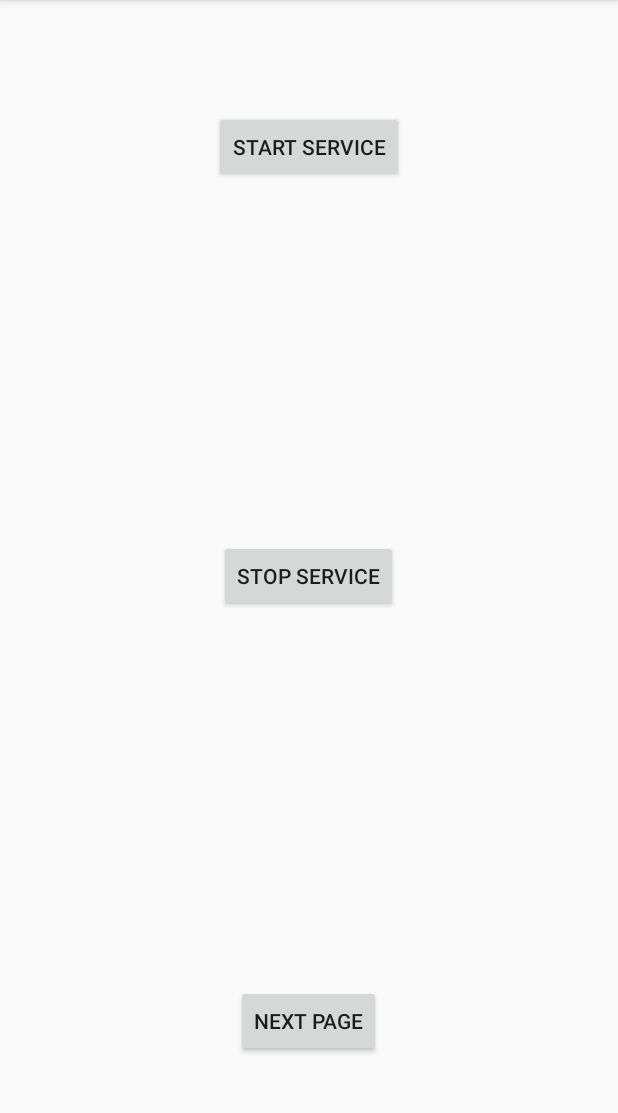
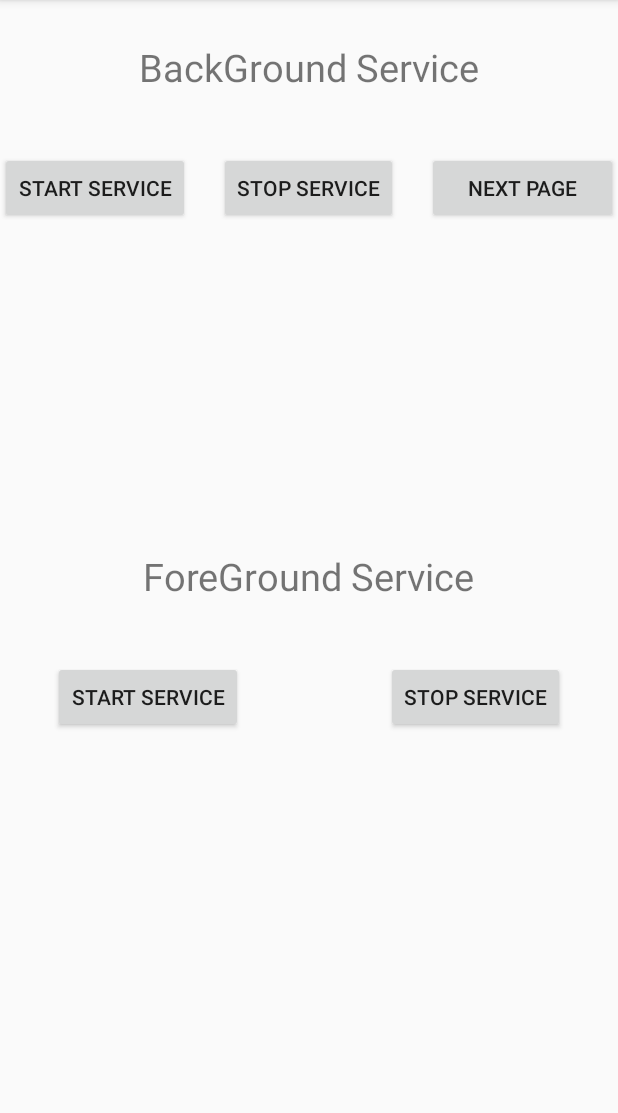
Before and after one commit to babakshahid/test, an Android app: the screen it shows after launch (ServiceActivity), on a phone screen of 412 x 824 dp, the part 84-1197 px from its top. Run offline under Robolectric (Android 15) with nearby library versions, the phone set to English and light mode, and no system bars.

Commit message:
Work: ForeGround Service, Contraints Class Created.

```diff
--- a/app/src/main/AndroidManifest.xml
+++ b/app/src/main/AndroidManifest.xml
@@ -29,6 +29,10 @@
         <service android:name=".ExampleService">
 
         </service>
+
+        <service android:name=".ExampleForegroundService">
+
+        </service>
     </application>
 
 </manifest>
--- a/app/src/main/java/com/example/tintash/firstapp/ExampleService.java
+++ b/app/src/main/java/com/example/tintash/firstapp/ExampleService.java
@@ -27,10 +27,6 @@ public class ExampleService extends Service{
         myPlayer.setLooping(false);
     }
 
-    @Override
-    public void onStart(Intent intent, int startid) {
-
-    }
 
     @Override
     public int onStartCommand(Intent intent, int flags, int startId) {
--- a/app/src/main/java/com/example/tintash/firstapp/JavaActivity1.java
+++ b/app/src/main/java/com/example/tintash/firstapp/JavaActivity1.java
@@ -12,7 +12,6 @@ public class JavaActivity1 extends BaseClassActivity implements View.OnClickList
     Button toast, count, random;
     TextView tvCount;
     int countInt = 0;
-    private static final String TOTAL_COUNT = "total_count";
     Context context;
 
     @Override
@@ -57,7 +56,7 @@ public class JavaActivity1 extends BaseClassActivity implements View.OnClickList
 
     private void startNewActivity() {
         Intent newIntent = new Intent(context,JavaActivity2.class);
-        newIntent.putExtra(TOTAL_COUNT,countInt);
+        newIntent.putExtra(Constants.ACTION.TOTAL_COUNT,countInt);
         startActivity(newIntent);
     }
 
--- a/app/src/main/java/com/example/tintash/firstapp/JavaActivity2.java
+++ b/app/src/main/java/com/example/tintash/firstapp/JavaActivity2.java
@@ -7,7 +7,6 @@ import java.util.Random;
 
 public class JavaActivity2 extends BaseClassActivity {
 
-    private static final String TOTAL_COUNT = "total_count";
     int count = 0;
     TextView tvHeader, tvRandom;
     @Override
@@ -35,6 +34,6 @@ public class JavaActivity2 extends BaseClassActivity {
     }
 
     private void init() {
-        count = getIntent().getIntExtra(TOTAL_COUNT,0);
+        count = getIntent().getIntExtra(Constants.ACTION.TOTAL_COUNT,0);
     }
 }
--- a/app/src/main/java/com/example/tintash/firstapp/ServiceActivity.java
+++ b/app/src/main/java/com/example/tintash/firstapp/ServiceActivity.java
@@ -2,14 +2,16 @@ package com.example.tintash.firstapp;
 
 import android.content.Intent;
 import android.os.Bundle;
+import android.provider.SyncStateContract;
 import android.support.annotation.Nullable;
+import android.util.Log;
 import android.view.View;
 import android.widget.Button;
 import android.widget.Toast;
 
 public class ServiceActivity extends BaseClassActivity implements View.OnClickListener {
 
-    Button btnStart, btnStop,btnNext;
+    Button btnStart, btnStop,btnNext, btnForStart, btnForStop;
 
     @Override
     protected void onCreate(Bundle savedInstanceState) {
@@ -22,26 +24,45 @@ public class ServiceActivity extends BaseClassActivity implements View.OnClickLi
         btnStart = findViewById(R.id.btn_start);
         btnNext = findViewById(R.id.btn_next);
         btnStop = findViewById(R.id.btn_stop);
+        btnForStart = findViewById(R.id.btn_for_start);
+        btnForStop = findViewById(R.id.btn_for_stop);
 
         btnNext.setOnClickListener(this);
         btnStart.setOnClickListener(this);
         btnStop.setOnClickListener(this);
+        btnForStop.setOnClickListener(this);
+        btnForStart.setOnClickListener(this);
     }
 
     @Override
     public void onClick(View v) {
+        Log.d("Check101", String.valueOf(v.getId()));
+        Log.d("Check101", String.valueOf(R.id.btn_for_start));
         switch (v.getId()){
             case R.id.btn_start:
-                startService(new Intent(this, com.example.tintash.firstapp.ExampleService.class));
+                startService(new Intent(this,
+                        com.example.tintash.firstapp.ExampleService.class));
                 break;
             case R.id.btn_stop:
-                stopService(new Intent(this, com.example.tintash.firstapp.ExampleService.class));
+                stopService(new Intent(this,
+                        com.example.tintash.firstapp.ExampleService.class));
                 break;
             case R.id.btn_next:
                 startActivity(new Intent(this,LifeCycleTest.class));
                 break;
+            case R.id.btn_for_start:
+                startService(new Intent(this,
+                        com.example.tintash.firstapp.ExampleForegroundService.class).setAction(
+                                Constants.ACTION.STARTFOREGROUND_ACTION));
+                break;
+            case R.id.btn_for_stop:
+                stopService(new Intent(this,
+                        com.example.tintash.firstapp.ExampleForegroundService.class).setAction(
+                                Constants.ACTION.STOPFOREGROUND_ACTION));
+                break;
             default:
-                Toast toast = Toast.makeText(this,"Nothing is registered",Toast.LENGTH_SHORT);
+                Toast toast = Toast.makeText(this,
+                        "Nothing is registered",Toast.LENGTH_SHORT);
                 toast.show();
         }
 
--- a/app/src/main/res/layout/activity_service_main.xml
+++ b/app/src/main/res/layout/activity_service_main.xml
@@ -3,11 +3,22 @@
     xmlns:android="http://schemas.android.com/apk/res/android" android:layout_width="match_parent"
     android:layout_height="match_parent">
 
+    <TextView
+        android:id="@+id/tv_bk_service"
+        android:layout_width="wrap_content"
+        android:layout_height="wrap_content"
+        android:layout_alignParentTop="true"
+        android:layout_centerHorizontal="true"
+        android:layout_marginTop="27dp"
+        android:textSize="25dp"
+        android:text="BackGround Service" />
+
     <Button
         android:id="@+id/btn_start"
         android:layout_width="wrap_content"
         android:layout_height="wrap_content"
-        android:layout_alignParentTop="true"
+        android:layout_alignTop="@id/tv_bk_service"
+        android:layout_alignParentLeft="true"
         android:layout_centerHorizontal="true"
         android:layout_marginTop="74dp"
         android:text="Start Service" />
@@ -16,17 +27,45 @@
         android:id="@+id/btn_stop"
         android:layout_width="wrap_content"
         android:layout_height="wrap_content"
+        android:layout_alignTop="@+id/btn_start"
         android:layout_centerHorizontal="true"
-        android:layout_centerVertical="true"
         android:text="Stop Service" />
 
     <Button
         android:id="@+id/btn_next"
+        android:layout_width="127dp"
+        android:layout_height="wrap_content"
+        android:layout_alignParentRight="true"
+        android:layout_alignTop="@+id/btn_start"
+        android:text="Next Page" />
+
+    <TextView
+        android:id="@+id/tv_for_service"
         android:layout_width="wrap_content"
         android:layout_height="wrap_content"
-        android:layout_alignParentBottom="true"
         android:layout_centerHorizontal="true"
-        android:layout_marginBottom="63dp"
-        android:text="Next Page" />
+        android:layout_centerVertical="true"
+        android:textSize="25dp"
+        android:text="ForeGround Service" />
+
+    <Button
+        android:id="@+id/btn_for_start"
+        android:layout_width="wrap_content"
+        android:layout_height="wrap_content"
+        android:layout_alignTop="@id/tv_for_service"
+        android:layout_alignParentLeft="true"
+        android:layout_centerHorizontal="true"
+        android:layout_marginTop="74dp"
+        android:layout_marginLeft="35dp"
+        android:text="Start Service" />
+
+    <Button
+        android:id="@+id/btn_for_stop"
+        android:layout_width="wrap_content"
+        android:layout_height="wrap_content"
+        android:layout_alignTop="@+id/btn_for_start"
+        android:layout_alignParentRight="true"
+        android:layout_marginRight="35dp"
+        android:text="Stop Service" />
 
 </android.widget.RelativeLayout>
```
Also changed, not shown: app/src/main/java/com/example/tintash/firstapp/Constants.java (added, +17 -0 lines), app/src/main/java/com/example/tintash/firstapp/ExampleForegroundService.java (added, +132 -0 lines).
